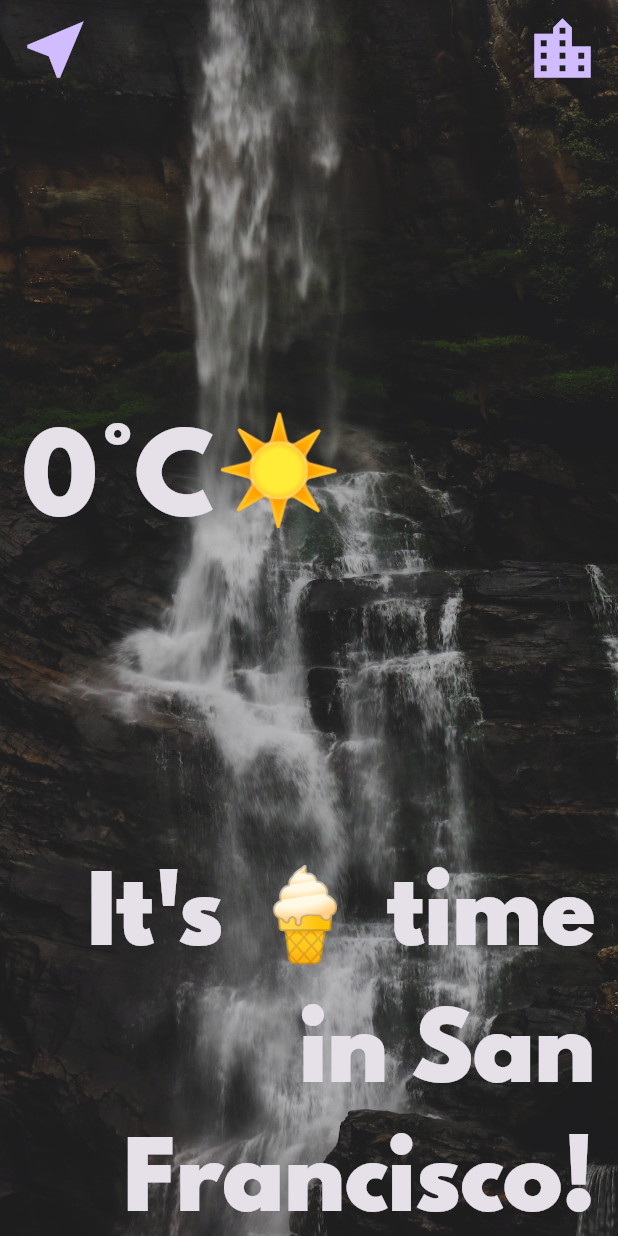
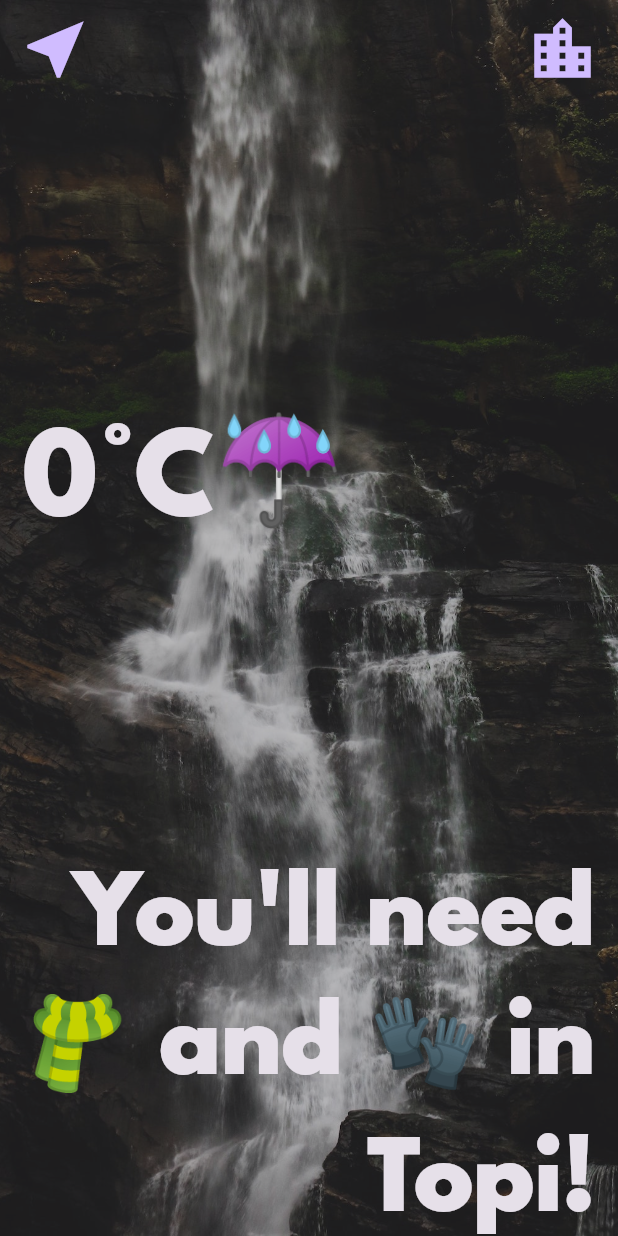
Before and after one commit to hadi488/clima-weather-flutter, a Flutter app: the LocationScreen screen opened directly with empty values, after a tap on the "near me" icon, on a phone screen of 412 x 824 dp. Run offline on Flutter 3.47's test engine with Material 3 defaults, Android fonts, the phone set to English and light mode, and no system bars; our stand-ins replace flutter_spinkit, geolocator.

Commit message:
refactored screens and models

```diff
--- a/lib/screens/city_screen.dart
+++ b/lib/screens/city_screen.dart
@@ -14,7 +14,7 @@
       body: Container(
         decoration: BoxDecoration(
           image: DecorationImage(
-            image: AssetImage('images/city_background.jpg'),
+            image: AssetImage('assets/images/city_background.jpg'),
             fit: BoxFit.cover,
           ),
         ),
--- a/lib/screens/location_screen.dart
+++ b/lib/screens/location_screen.dart
@@ -1,5 +1,7 @@
+import 'package:clima_weather_flutter/services/weather.dart';
 import 'package:flutter/material.dart';
 
+import '../services/location.dart';
 import '../utilities/constants.dart';
 
 class LocationScreen extends StatefulWidget {
@@ -10,9 +12,12 @@
 }
 
 class _LocationScreenState extends State<LocationScreen> {
+  WeatherModel weatherModel = WeatherModel();
+  Location location = Location();
   late int temperature;
-  late int condition;
+  late String weatherIcon;
   late String cityName;
+  late String weatherMessage;
 
   @override
   void initState() {
@@ -21,10 +26,19 @@
   }
 
   void updateUI(dynamic weatherInfo) {
-    print('Weather Info: $weatherInfo');
-    temperature = weatherInfo['current']['temperature_2m'].toInt();
-    // condition = weatherInfo['current_weather']['weathercode'];
-    // cityName = weatherInfo['timezone'];
+    setState(() {
+      temperature = weatherInfo['current']['temperature_2m'].toInt();
+      int condition = 500;
+      weatherIcon = weatherModel.getWeatherIcon(condition);
+      weatherMessage = weatherModel.getMessage(temperature);
+      cityName = "Topi";
+    });
+  }
+
+  void UpdateWeather() async {
+    await location.getCurrentLocation();
+    var weatherData = await weatherModel.getWeatherData(location);
+    updateUI(weatherData);
   }
 
   @override
@@ -51,7 +65,10 @@
                 mainAxisAlignment: MainAxisAlignment.spaceBetween,
                 children: <Widget>[
                   TextButton(
-                    onPressed: () {},
+                    onPressed: () {
+                      print('Location button pressed');
+                      UpdateWeather();
+                    },
                     child: Icon(Icons.near_me, size: 50.0),
                   ),
                   TextButton(
@@ -65,14 +82,14 @@
                 child: Row(
                   children: <Widget>[
                     Text('$temperature°C', style: kTempTextStyle),
-                    Text('☀️', style: kConditionTextStyle),
+                    Text('$weatherIcon', style: kConditionTextStyle),
                   ],
                 ),
               ),
               Padding(
                 padding: EdgeInsets.only(right: 15.0),
                 child: Text(
-                  "It's 🍦 time in San Francisco!",
+                  "$weatherMessage in $cityName!",
                   textAlign: TextAlign.right,
                   style: kMessageTextStyle,
                 ),
--- a/lib/services/weather.dart
+++ b/lib/services/weather.dart
@@ -1,3 +1,8 @@
+import 'package:clima_weather_flutter/utilities/constants.dart';
+
+import 'location.dart';
+import 'networking.dart';
+
 class WeatherModel {
   String getWeatherIcon(int condition) {
     if (condition < 300) {
@@ -30,4 +35,13 @@
       return 'Bring a 🧥 just in case';
     }
   }
+
+  Future<dynamic> getWeatherData(Location location) async {
+    NetworkInteractor networkInteractor = NetworkInteractor(
+      url:
+          '$baseUrl?latitude=${location.latitude}&longitude=${location.longitude}&current=temperature_2m,wind_speed_10m&hourly=temperature_2m,relative_humidity_2m,wind_speed_10m',
+    );
+    var returnedWeatherData = await networkInteractor.getData();
+    return returnedWeatherData;
+  }
 }
--- a/lib/utilities/constants.dart
+++ b/lib/utilities/constants.dart
@@ -1,6 +1,7 @@
 import 'package:flutter/material.dart';
 
 const apiKey = 'f4821c223b51a9f5ec3aebc37d80d973';
+const baseUrl = 'https://api.open-meteo.com/v1/forecast';
 const kTempTextStyle = TextStyle(fontFamily: 'Spartan MB', fontSize: 70.0);
 
 const kMessageTextStyle = TextStyle(fontFamily: 'Spartan MB', fontSize: 60.0);
```
Also changed, not shown: lib/screens/loading_screen.dart (+7 -11 lines).
